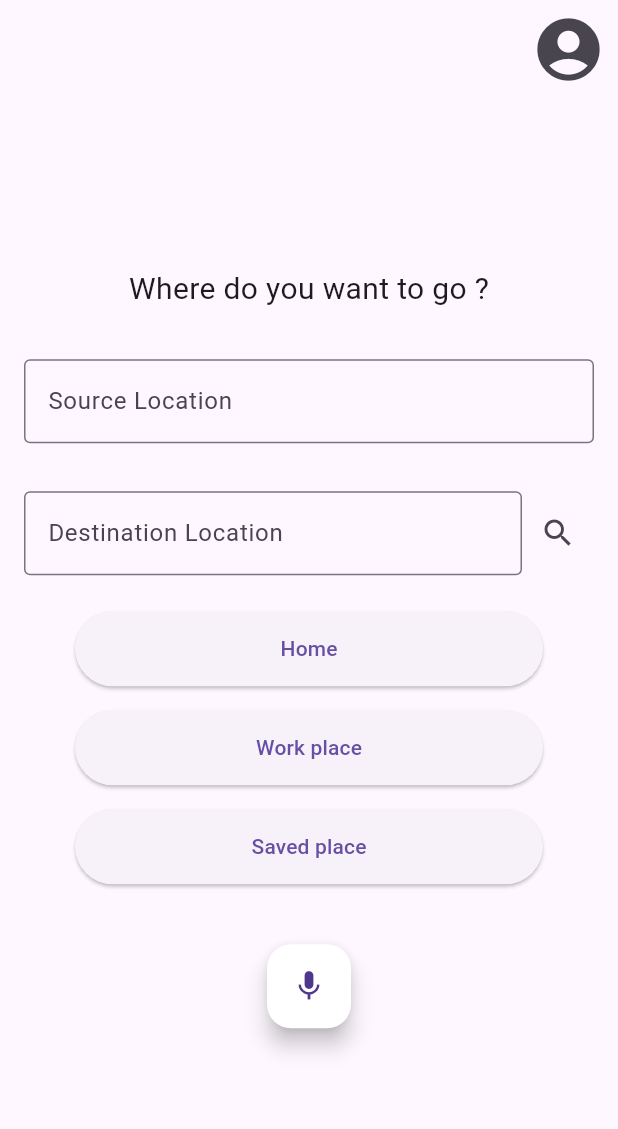
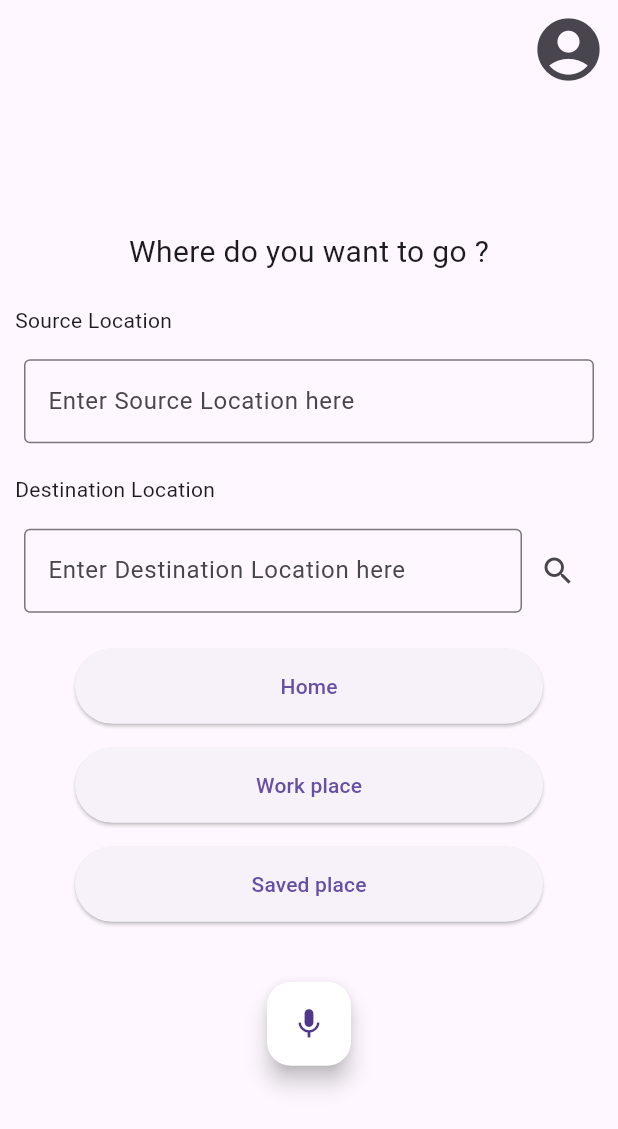
Before and after one commit to kevinchien920819/guide_app, a Flutter app: the screen it shows after launch, on a phone screen of 412 x 824 dp. Shown: the top 1129 px of the screen. Run offline on Flutter 3.47's test engine with Material 3 defaults, Android fonts, the phone set to English and light mode, and no system bars; our stand-ins replace bloc, equatable, flutter_bloc, flutter_tts, google_maps_flutter, location and 1 more; missing offline and left inert: android_intent_plus, flutter_polyline_points.

Commit message:
Update Page Navigation Parameter Passing

```diff
--- a/lib/main.dart
+++ b/lib/main.dart
@@ -116,6 +116,17 @@ class MainScreenState extends State<MainScreen> {
               ],
             ),
           ),
+          const Padding(
+            padding: EdgeInsets.fromLTRB(10, 5, 10, 0),
+            child: Row(
+              mainAxisAlignment: MainAxisAlignment.spaceBetween,
+              children: <Widget>[
+                Expanded(
+                  child: Text("Source Location"),
+                ),
+              ],
+            ),
+          ),
           // the source destination selector
           Padding(
             padding: const EdgeInsets.all(16.0),
@@ -128,10 +139,21 @@ class MainScreenState extends State<MainScreen> {
                     controller: sourceController,
                     decoration: const InputDecoration(
                       border: OutlineInputBorder(),
-                      hintText: 'Source Location',
+                      hintText: 'Enter Source Location here',
                     ),
                   ),
                 )),
+              ],
+            ),
+          ),
+          const Padding(
+            padding: EdgeInsets.fromLTRB(10, 5, 10, 0),
+            child: Row(
+              mainAxisAlignment: MainAxisAlignment.spaceBetween,
+              children: <Widget>[
+                Expanded(
+                  child: Text("Destination Location"),
+                ),
               ],
             ),
           ),
@@ -147,7 +169,7 @@ class MainScreenState extends State<MainScreen> {
                       controller: destinationController,
                       decoration: const InputDecoration(
                         border: OutlineInputBorder(),
-                        hintText: 'Destination Location',
+                        hintText: 'Enter Destination Location here',
                       ),
                     ),
                   ),
@@ -156,18 +178,25 @@ class MainScreenState extends State<MainScreen> {
                   icon: const Icon(Icons.search),
                   onPressed: () {
                     _speak('search');
-                    showDialog(
-                      context: context,
-                      builder: (context) {
-                        return AlertDialog(
-                          // Retrieve the text the that user has entered by using the
-                          // TextEditingController.
-                          content: Text(
-                            'Source: ${sourceController.text}\nDestination: ${destinationController.text}',
-                          ),
-                        );
-                      },
-                    );
+                    // showDialog(
+                    //   context: context,
+                    //   builder: (context) {
+                    //     return AlertDialog(
+                    //       // Retrieve the text the that user has entered by using the
+                    //       // TextEditingController.
+                    //       content: Text(
+                    //         'Source: ${sourceController.text}\nDestination: ${destinationController.text}',
+                    //       ),
+                    //     );
+                    //   },
+                    // );
+                    Navigator.push(
+                        context,
+                        MaterialPageRoute(
+                            builder: (context) => MapPage(
+                                  source: sourceController.text,
+                                  destination: destinationController.text,
+                                )));
                   },
                 ),
               ],
@@ -179,22 +208,37 @@ class MainScreenState extends State<MainScreen> {
               label: 'Home',
               onTap: () {
                 _speak('home');
-                Navigator.push(context,
-                    MaterialPageRoute(builder: (context) => const MapPage()));
+                Navigator.push(
+                    context,
+                    MaterialPageRoute(
+                        builder: (context) => MapPage(
+                              source: sourceController.text,
+                              destination: destinationController.text,
+                            )));
               }),
           OptionButton(
               label: 'Work place',
               onTap: () {
                 _speak('work');
-                Navigator.push(context,
-                    MaterialPageRoute(builder: (context) => const MapPage()));
+                Navigator.push(
+                    context,
+                    MaterialPageRoute(
+                        builder: (context) => MapPage(
+                              source: sourceController.text,
+                              destination: destinationController.text,
+                            )));
               }),
           OptionButton(
               label: 'Saved place',
               onTap: () {
                 _speak('save place');
-                Navigator.push(context,
-                    MaterialPageRoute(builder: (context) => const MapPage()));
+                Navigator.push(
+                    context,
+                    MaterialPageRoute(
+                        builder: (context) => MapPage(
+                              source: sourceController.text,
+                              destination: destinationController.text,
+                            )));
               }),
           Padding(
             padding: const EdgeInsets.all(32.0),
--- a/lib/pages/map_page.dart
+++ b/lib/pages/map_page.dart
@@ -6,8 +6,10 @@ import 'package:flutter_polyline_points/flutter_polyline_points.dart';
 import 'package:flutter_guide_app/constants/constants.dart';
 
 class MapPage extends StatefulWidget {
-  const MapPage({super.key});
-
+  // const MapPage({super.key});
+  final String source;
+  final String destination;
+  const MapPage({Key? key, required this.source, required this.destination}) : super(key: key);
   @override
   State<MapPage> createState() => _MapPageState();
 }
```
